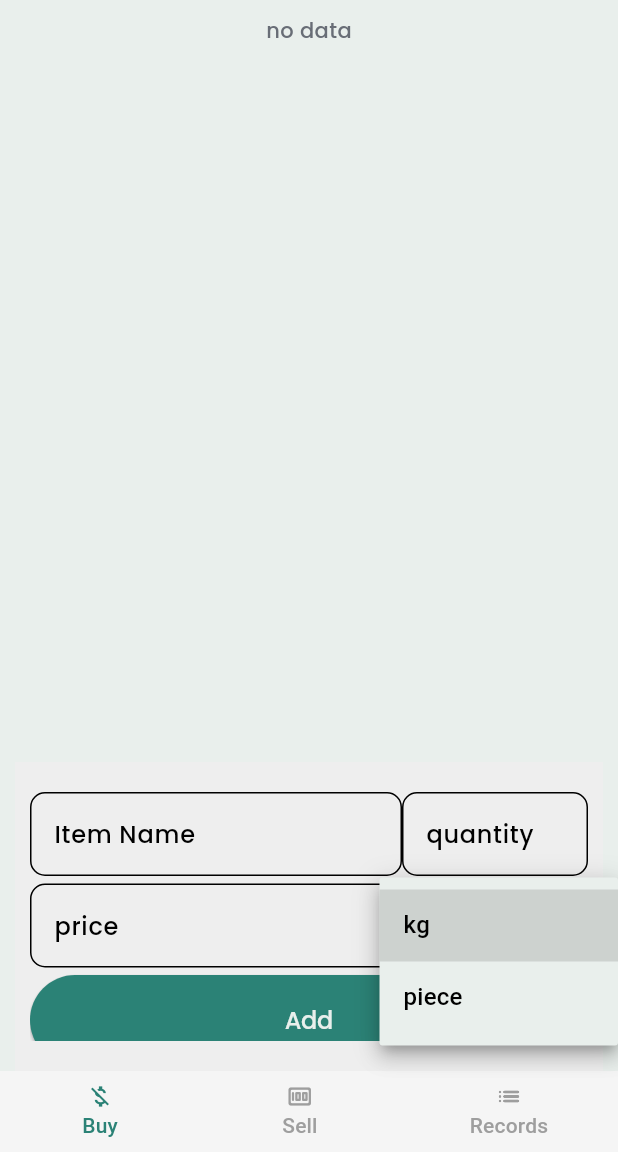
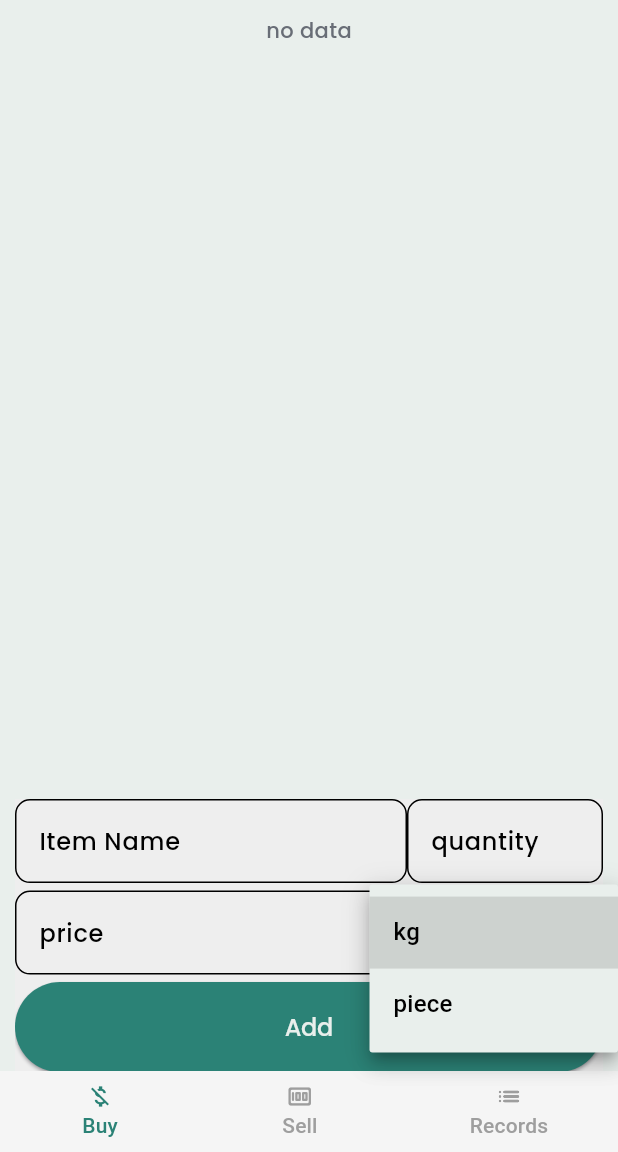
Before and after one commit to Mahbub-Hasan-Talukder/dokan-diary, a Flutter app: the screen it shows after launch, after a tap on "Unit Type", on a phone screen of 412 x 824 dp, the part 84-1236 px from its top. Run offline on Flutter 3.47's test engine with Material 3 defaults, Android fonts, the phone set to English and light mode, and no system bars; our stand-ins replace bloc, dartz, equatable, firebase_core, flutter_bloc, get_it and 3 more; accounts and stored records are empty; generated files the repository leaves out were written again.

Commit message:
Feature/backup start

```diff
--- /dev/null
+++ b/lib/core/database/firebase_init.dart
@@ -0,0 +1,13 @@
+import 'package:firebase_core/firebase_core.dart';
+import 'package:flutter/material.dart';
+
+import 'firebase_options.dart';
+
+class FirebaseInit{
+  static void init()async{
+    WidgetsFlutterBinding.ensureInitialized();
+    await Firebase.initializeApp(
+      options: DefaultFirebaseOptions.currentPlatform,
+    );
+  }
+}
--- a/lib/features/buy/presentation/widgets/add_record_view_widget.dart
+++ b/lib/features/buy/presentation/widgets/add_record_view_widget.dart
@@ -30,9 +30,8 @@ class AddRecordViewState extends State<AddRecordView> {
   Widget build(BuildContext context) {
     return Container(
       color: Colors.grey.shade200,
-      height: MediaQuery.of(context).size.height * .25,
+      height: MediaQuery.of(context).size.height * .22,
       width: MediaQuery.of(context).size.width,
-      padding: const EdgeInsets.symmetric(vertical: 20, horizontal: 10),
       child: Form(
         key: _formKey,
         child: formElements(context),
--- a/lib/main.dart
+++ b/lib/main.dart
@@ -2,23 +2,24 @@ import 'package:diary/core/theme/my_theme.dart';
 import 'package:diary/features/landing.dart';
 import 'package:flutter/material.dart';
 
+import 'core/database/firebase_init.dart';
 import 'core/di/di.dart';
 
-void main() {
+void main() async{
   setupLocator();
+  FirebaseInit.init();
   runApp(const MyApp());
 }
 
 class MyApp extends StatelessWidget {
   const MyApp({super.key});
 
-  // This widget is the root of your application.
   @override
   Widget build(BuildContext context) {
     return MaterialApp(
       title: 'Shop Diary',
       theme: MyThemeClass.lightTheme,
-      home: HomePage(),
+      home: const HomePage(),
     );
   }
 }
--- a/pubspec.yaml
+++ b/pubspec.yaml
@@ -42,6 +42,8 @@ dependencies:
   get_it: ^8.0.2
   dartz: ^0.10.1
   google_fonts: ^6.2.1
+  firebase_core: ^3.8.0
+  cloud_firestore: ^5.5.0
 
 dev_dependencies:
   flutter_test:
```
